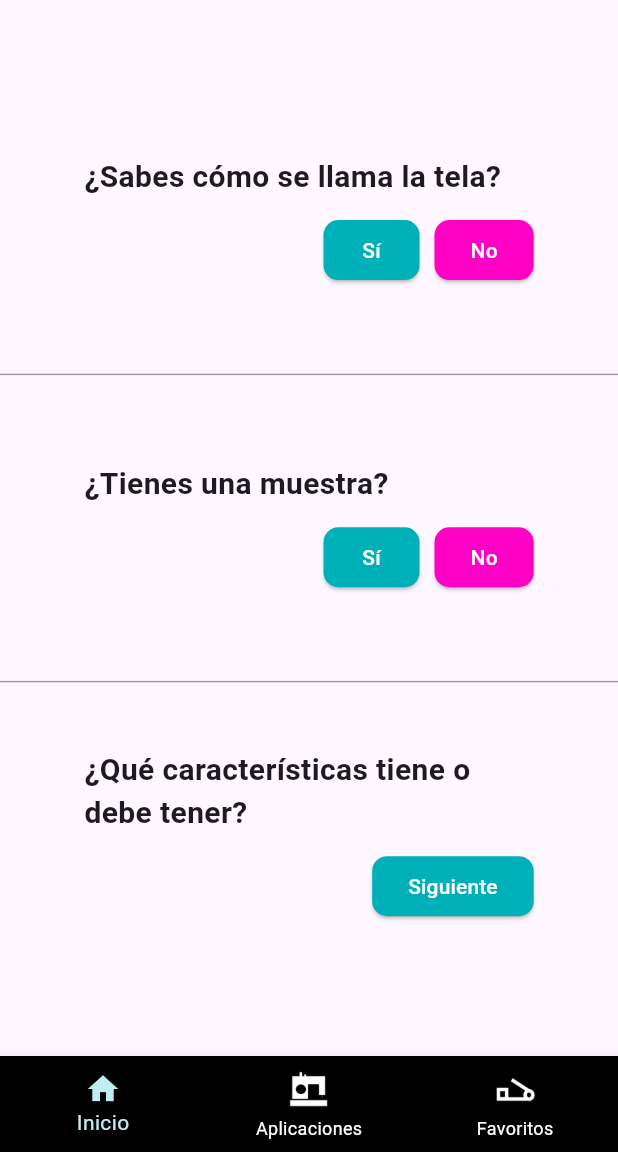
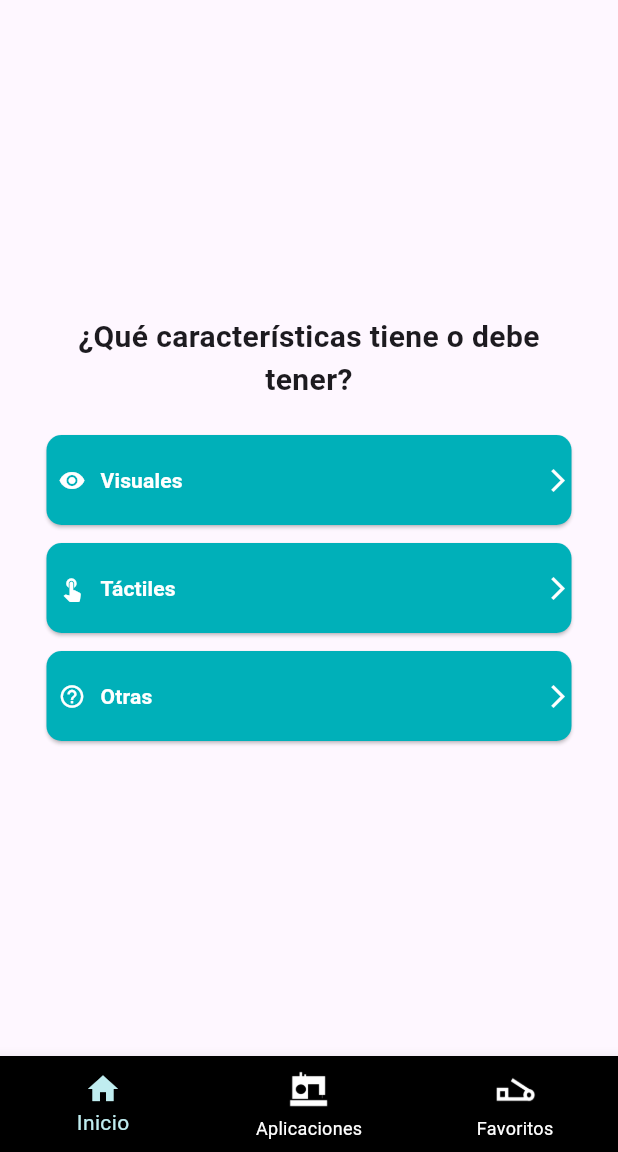
Before and after one commit to LordTumoR/textil_investigation_flutter, a Flutter app: the HomeScreen screen opened by its route, after a tap on "Siguiente", on a phone screen of 412 x 824 dp, the part 84-1236 px from its top. Run offline on Flutter 3.47's test engine with Material 3 defaults, Android fonts, the phone set to English and light mode, and no system bars; our stand-ins replace flutter_bloc, get_it, go_router, shared_preferences; accounts and stored records are empty.

Commit message:
añado widget de carateristicas

```diff
--- a/textil_investigation/lib/presentations/screens/home_screen.dart
+++ b/textil_investigation/lib/presentations/screens/home_screen.dart
@@ -1,4 +1,5 @@
 import 'package:flutter/material.dart';
+import 'package:textil_investigation/presentations/widgets/widget_caracteristics_request.dart';
 
 class HomeScreen extends StatefulWidget {
   const HomeScreen({super.key});
@@ -9,6 +10,7 @@ class HomeScreen extends StatefulWidget {
 
 class _HomeScreenState extends State<HomeScreen> {
   int _currentIndex = 0;
+  bool _showCaracteristicsWidget = false; // Controla si mostramos las características
 
   @override
   Widget build(BuildContext context) {
@@ -38,7 +40,9 @@ class _HomeScreenState extends State<HomeScreen> {
         ),
         backgroundColor: Colors.black,
       ),
-      body: Center(
+      body: _showCaracteristicsWidget
+          ? buildCaracteristicsWidget() // Mostramos el widget de características
+          : Center(
               child: Column(
                 mainAxisAlignment: MainAxisAlignment.center,
                 children: [
@@ -72,7 +76,8 @@ class _HomeScreenState extends State<HomeScreen> {
                                     style: ElevatedButton.styleFrom(
                                       backgroundColor: const Color(0xFF00B0B9),
                                       shape: RoundedRectangleBorder(
-                                  borderRadius: BorderRadius.circular(10),
+                                        borderRadius:
+                                            BorderRadius.circular(10),
                                       ),
                                     ),
                                     child: const Text(
@@ -86,11 +91,13 @@ class _HomeScreenState extends State<HomeScreen> {
                                     style: ElevatedButton.styleFrom(
                                       backgroundColor: const Color(0xFFFF00C5),
                                       shape: RoundedRectangleBorder(
-                                  borderRadius: BorderRadius.circular(10),
+                                        borderRadius:
+                                            BorderRadius.circular(10),
                                       ),
                                     ),
                                     child: const Text('No',
-                                  style: TextStyle(color: Colors.white)),
+                                        style:
+                                            TextStyle(color: Colors.white)),
                                   ),
                                 ],
                               ),
@@ -132,11 +139,13 @@ class _HomeScreenState extends State<HomeScreen> {
                                     style: ElevatedButton.styleFrom(
                                       backgroundColor: const Color(0xFF00B0B9),
                                       shape: RoundedRectangleBorder(
-                                  borderRadius: BorderRadius.circular(10),
+                                        borderRadius:
+                                            BorderRadius.circular(10),
                                       ),
                                     ),
                                     child: const Text('Sí',
-                                  style: TextStyle(color: Colors.white)),
+                                        style:
+                                            TextStyle(color: Colors.white)),
                                   ),
                                   const SizedBox(width: 10),
                                   ElevatedButton(
@@ -144,11 +153,13 @@ class _HomeScreenState extends State<HomeScreen> {
                                     style: ElevatedButton.styleFrom(
                                       backgroundColor: const Color(0xFFFF00C5),
                                       shape: RoundedRectangleBorder(
-                                  borderRadius: BorderRadius.circular(10),
+                                        borderRadius:
+                                            BorderRadius.circular(10),
                                       ),
                                     ),
                                     child: const Text('No',
-                                  style: TextStyle(color: Colors.white)),
+                                        style:
+                                            TextStyle(color: Colors.white)),
                                   ),
                                 ],
                               ),
@@ -186,15 +197,21 @@ class _HomeScreenState extends State<HomeScreen> {
                                 mainAxisAlignment: MainAxisAlignment.end,
                                 children: [
                                   ElevatedButton(
-                              onPressed: () {},
+                                    onPressed: () {
+                                      setState(() {
+                                        _showCaracteristicsWidget = true;
+                                      });
+                                    },
                                     style: ElevatedButton.styleFrom(
                                       backgroundColor: const Color(0xFF00B0B9),
                                       shape: RoundedRectangleBorder(
-                                  borderRadius: BorderRadius.circular(10),
+                                        borderRadius:
+                                            BorderRadius.circular(10),
                                       ),
                                     ),
                                     child: const Text('Siguiente',
-                                  style: TextStyle(color: Colors.white)),
+                                        style:
+                                            TextStyle(color: Colors.white)),
                                   ),
                                 ],
                               ),
--- /dev/null
+++ b/textil_investigation/lib/presentations/widgets/widget_caracteristics_request.dart
@@ -0,0 +1,87 @@
+import 'package:flutter/material.dart';
+
+Widget buildCaracteristicsWidget() {
+  return Padding(
+    padding: const EdgeInsets.all(16.0),
+    child: Center(
+      child: ConstrainedBox(
+        constraints: const BoxConstraints(maxWidth: 350), // Define el ancho máximo
+        child: Column(
+        mainAxisAlignment: MainAxisAlignment.center,
+        children: [
+          const Text(
+            '¿Qué características tiene o debe tener?',
+            style: TextStyle(
+              fontSize: 20,
+              fontWeight: FontWeight.bold,
+            ),
+            textAlign: TextAlign.center,
+          ),
+          const SizedBox(height: 22),
+          buildCustomButton(
+            label: 'Visuales',
+            icon: Icons.visibility,
+            onPressed: () {
+              // Acción para el botón "Visuales"
+            },
+          ),
+          const SizedBox(height: 12),
+          buildCustomButton(
+            label: 'Táctiles',
+            icon: Icons.touch_app,
+            onPressed: () {
+              // Acción para el botón "Táctiles"
+            },
+          ),
+          const SizedBox(height: 12),
+          buildCustomButton(
+            label: 'Otras',
+            icon: Icons.help_outline,
+            onPressed: () {
+              // Acción para el botón "Otras"
+            },
+          ),
+        ],
+      ),
+      ),
+    ),
+  );
+}
+
+Widget buildCustomButton({
+  required String label,
+  required IconData icon,
+  required VoidCallback onPressed,
+}) {
+  return ElevatedButton(
+    onPressed: onPressed,
+    style: ElevatedButton.styleFrom(
+      backgroundColor: const Color(0xFF00B0B9),
+      padding: const EdgeInsets.symmetric(vertical: 15),
+      minimumSize: const Size(double.infinity, 60), // Ancho y alto mínimo
+      shape: RoundedRectangleBorder(
+        borderRadius: BorderRadius.circular(10),
+      ),
+    ),
+    child: Row(
+      mainAxisAlignment: MainAxisAlignment.spaceBetween,
+      children: [
+        Row(
+          children: [
+            const SizedBox(width: 8), // Añadimos un poco de separación
+            Icon(icon, color: Colors.white),
+            const SizedBox(width: 10), // Espaciado entre el icono y el texto
+            Text(
+              label,
+              style: const TextStyle(
+                color: Colors.white,
+                fontWeight: FontWeight.bold,
+              ),
+            ),
+          ],
+        ),
+        const Icon(Icons.arrow_forward_ios, color: Colors.white),
+      ],
+    ),
+  );
+}
```
Lines whose indentation alone changed are shown as unchanged.
